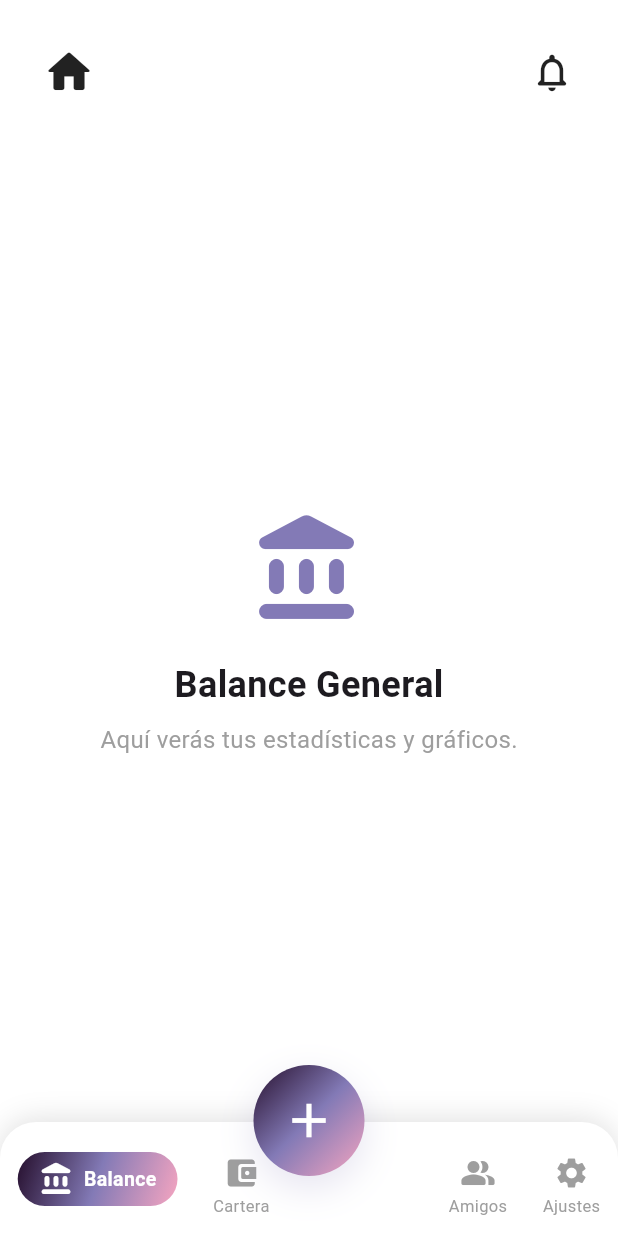
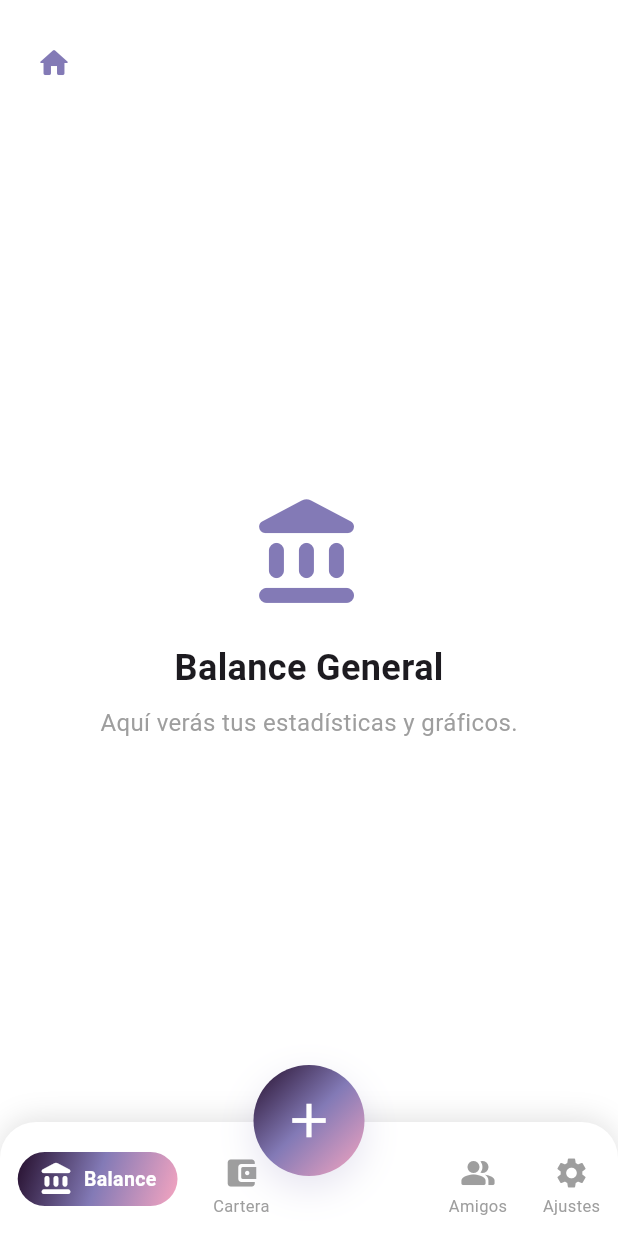
Before and after one commit to Skisekia/monedario, a Flutter app: the Dashboard screen opened by its route, after a tap on "Balance", on a phone screen of 412 x 824 dp. Run offline on Flutter 3.47's test engine with Material 3 defaults, Android fonts, the phone set to English and light mode, and no system bars; our stand-ins replace cloud_firestore, firebase_auth, firebase_core, google_sign_in, image_picker, lottie and 2 more; missing offline and left inert: flutter_facebook_auth; accounts and stored records are empty.

Commit message:
fix in icon home
Se modifico las rutas de un botón que redirecciona al home principal

```diff
--- a/lib/utils/app_header.dart
+++ b/lib/utils/app_header.dart
@@ -1,94 +1,42 @@
 import 'package:flutter/material.dart';
-import 'package:provider/provider.dart';
-import '../controllers/auth_controller.dart';
-import '../models/user_model.dart';
-import '../utils/icon_mapper.dart';
 
 class AppHeader extends StatelessWidget {
-  final bool isHome;                   // True = dashboard, False = otras vistas
-  final VoidCallback? onHomeTap;       // Para cuando el usuario toca el icono de Home
-  final VoidCallback? onNotifTap;      // Para cuando toca notificaciones
+  final VoidCallback? onHomeTap;
+  final VoidCallback? onNotifTap;
+  final bool showHome;
+  final bool showNotif;
 
   const AppHeader({
-    super.key,
-    this.isHome = false,
     this.onHomeTap,
     this.onNotifTap,
+    this.showHome = true,
+    this.showNotif = false,
+    super.key,
   });
 
   @override
   Widget build(BuildContext context) {
-    final auth = Provider.of<AuthController>(context, listen: false);
-
-    return Container(
-      padding: const EdgeInsets.symmetric(horizontal: 20, vertical: 22),
-      // Puedes personalizar el color de fondo aquí si tu diseño lo necesita
-      child: FutureBuilder<UserModel?>(
-        future: auth.getCurrentUserModel(),
-        builder: (context, snapshot) {
-          Widget leftWidget;
-
-          // Si es Home: Avatar + mensaje
-          if (isHome && snapshot.hasData) {
-            final user = snapshot.data!;
-            leftWidget = Row(
-              children: [
-                SizedBox(
-                  width: 52,
-                  height: 52,
-                  child: getProfileIconWidget(
-                    user.gender,
-                    customAsset: user.profileIconAsset,
-                  ),
-                ),
-                const SizedBox(width: 14),
-                Column(
-                  crossAxisAlignment: CrossAxisAlignment.start,
-                  children: [
-                    const Text(
-                      "¡Bienvenido!",
-                      style: TextStyle(
-                        fontSize: 15,
-                        fontWeight: FontWeight.w500,
-                        color: Colors.black54,
-                      ),
-                    ),
-                    Text(
-                      user.name,
-                      style: const TextStyle(
-                        fontSize: 22,
-                        fontWeight: FontWeight.bold,
-                        color: Colors.black87,
-                      ),
-                    ),
-                  ],
-                ),
-              ],
-            );
-          } else {
-            // Si NO es home: mostrar icono de Home
-            leftWidget = IconButton(
-              icon: const Icon(Icons.home_rounded, size: 36, color: Colors.black87),
-              onPressed: onHomeTap ?? () {
-                // Por defecto navega al dashboard/home
-                Navigator.of(context).popUntil((route) => route.isFirst);
-              },
-            );
-          }
-
-          return Row(
-            mainAxisAlignment: MainAxisAlignment.spaceBetween,
-            children: [
-              leftWidget,
+    return SafeArea(
+      child: Container(
+        padding: const EdgeInsets.only(top: 18, left: 12, right: 12, bottom: 8),
+        child: Row(
+          mainAxisAlignment: MainAxisAlignment.spaceBetween,
+          children: [
+            if (showHome)
               IconButton(
-                icon: const Icon(Icons.notifications_none_rounded, size: 30, color: Colors.black87),
-                onPressed: onNotifTap ?? () {
-                  // Aquí  la navegación a notificaciones
-                },
+                icon: const Icon(Icons.home_rounded, color: Color(0xFF837AB6)),
+                onPressed: onHomeTap,
+                tooltip: 'Ir al inicio',
               ),
-            ],
-          );
-        },
+            const Spacer(),
+            if (showNotif)
+              IconButton(
+                icon: const Icon(Icons.notifications_rounded, color: Color(0xFF837AB6)),
+                onPressed: onNotifTap,
+                tooltip: 'Notificaciones',
+              ),
+          ],
+        ),
       ),
     );
   }
--- a/lib/views/balance_view.dart
+++ b/lib/views/balance_view.dart
@@ -9,13 +9,11 @@ class BalanceView extends StatelessWidget {
     return Column(
       children: [
         AppHeader(
-          isHome: false,
-          onHomeTap: () {
-            Navigator.of(context).popUntil((route) => route.isFirst);
-          },
-          onNotifTap: () {
-            // Acción para notificaciones
-          },
+          showHome: true, // Cambia a false si no quieres mostrar el icono home
+         onHomeTap: () {
+          Navigator.pushNamedAndRemoveUntil(context, '/home_view', (route) => false);
+        },
+
         ),
         const Expanded(
           child: Center(
--- a/lib/views/friends_view.dart
+++ b/lib/views/friends_view.dart
@@ -9,13 +9,12 @@ class FriendsView extends StatelessWidget {
     return Column(
       children: [
         AppHeader(
-          isHome: false,
-          onHomeTap: () {
-            Navigator.of(context).popUntil((route) => route.isFirst);
-          },
-          onNotifTap: () {
-            // Acción para notificaciones
-          },
+          showHome: true, // Cambia a false si no quieres mostrar el icono home
+         onHomeTap: () {
+          Navigator.pushNamedAndRemoveUntil(context, '/home_view', (route) => false);
+        },
+          showNotif: false, // Cambia a true si quieres mostrar el icono de notificaciones
+
         ),
         const Expanded(
           child: Center(
--- a/lib/views/home_view.dart
+++ b/lib/views/home_view.dart
@@ -10,7 +10,7 @@ class HomeView extends StatelessWidget {
     // final w = MediaQuery.of(context).size.width;  // Quita si no usas
     return Column(
       children: [
-        const AppHeader(isHome: true),
+        const AppHeader(showHome: false),
         Expanded(
           child: SingleChildScrollView(
             padding: const EdgeInsets.only(top: 0, left: 16, right: 16, bottom: 12),
--- a/lib/views/transaction_form_view.dart
+++ b/lib/views/transaction_form_view.dart
@@ -54,11 +54,12 @@ class _TransactionFormViewState extends State<TransactionFormView> {
     return Column(
       children: [
         AppHeader(
-          isHome: false,
+          showHome: false,
           //title: "Cartera",
-          onHomeTap: () {
-            Navigator.of(context).popUntil((route) => route.isFirst);
+         onHomeTap: () {
+            Navigator.pushNamedAndRemoveUntil(context, '/home_view', (route) => false);
           },
+
         ),
 
         // ----- RESUMEN DE CARTERA -----
```
